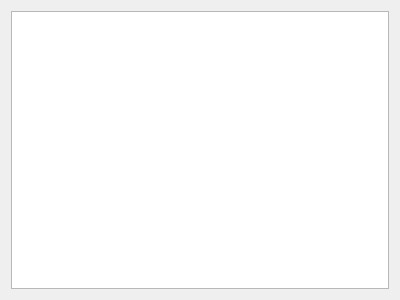
The window that sandbox/UI/SceneBrowser/SceneBrowser.ui (Lonartie/GraphicsSandbox) describes before a commit, drawn with Qt 5.
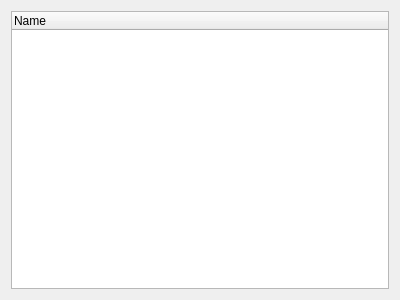
The same window after the commit.

Commit message: Refactoring and scene browser upgrades

```diff
--- a/sandbox/UI/SceneBrowser/SceneBrowser.ui
+++ b/sandbox/UI/SceneBrowser/SceneBrowser.ui
@@ -15,7 +15,13 @@
   </property>
   <layout class="QGridLayout" name="gridLayout">
    <item row="0" column="0">
-    <widget class="QListWidget" name="list"/>
+    <widget class="QTreeWidget" name="list">
+     <column>
+      <property name="text">
+       <string>Name</string>
+      </property>
+     </column>
+    </widget>
    </item>
   </layout>
  </widget>
```
Left out of the diff: 3 changed lines with no effect on the pictures. The commit also changes 24 other files.
